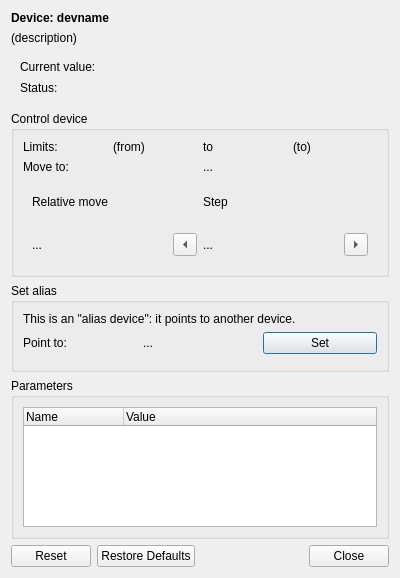
Above: nicos_ess/gui/panels/ui_files/devices_one.ui from ess-dmsc/nicos before the change. Below: the same form after it.
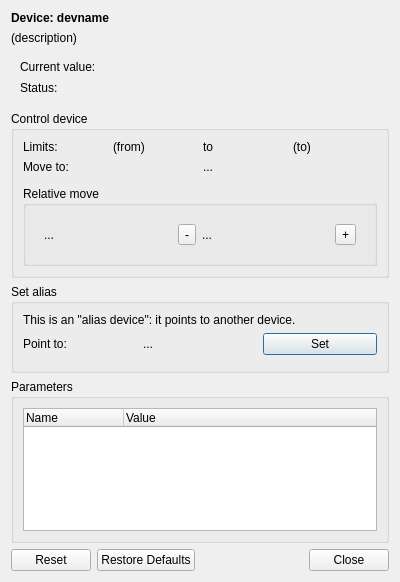
That is the form after the change. Icons and pictures are not drawn. Custom widgets are drawn as their Qt base class.

Commit message: chore(device dialog control): Add suggestions from feedback

```diff
--- a/nicos_ess/gui/panels/ui_files/devices_one.ui
+++ b/nicos_ess/gui/panels/ui_files/devices_one.ui
@@ -7,7 +7,7 @@
     <x>0</x>
     <y>0</y>
     <width>400</width>
-    <height>578</height>
+    <height>582</height>
    </rect>
   </property>
   <property name="sizePolicy">
@@ -211,31 +211,14 @@
        </widget>
       </item>
       <item>
-       <widget class="QFrame" name="relMove">
-        <property name="frameShape">
-         <enum>QFrame::NoFrame</enum>
+       <widget class="QGroupBox" name="relMoveGroup">
+        <property name="enabled">
+         <bool>true</bool>
         </property>
-        <property name="frameShadow">
-         <enum>QFrame::Raised</enum>
-        </property>
-        <layout class="QHBoxLayout" name="horizontalLayout_4">
-         <item>
-          <widget class="QLabel" name="label_13">
-           <property name="text">
+        <property name="title">
             <string>Relative move</string>
            </property>
-          </widget>
-         </item>
-         <item>
-          <widget class="QLabel" name="label_14">
-           <property name="text">
-            <string>Step</string>
-           </property>
-          </widget>
-         </item>
-        </layout>
-       </widget>
-      </item>
+        <layout class="QHBoxLayout" name="horizontalLayout_4">
       <item>
        <widget class="QFrame" name="relMovFrame">
         <property name="frameShape">
@@ -244,39 +227,54 @@
         <property name="frameShadow">
          <enum>QFrame::Raised</enum>
         </property>
-        <layout class="QHBoxLayout" name="horizontalLayout_3">
-         <item>
+           <layout class="QGridLayout" name="gridLayout_3">
+            <item row="0" column="0">
           <widget class="QLabel" name="label_15">
            <property name="text">
             <string>...</string>
            </property>
           </widget>
          </item>
-         <item>
+            <item row="0" column="1">
           <widget class="QToolButton" name="toolButtonMinus">
            <property name="text">
-            <string>...</string>
+               <string>-</string>
+              </property>
+              <property name="iconSize">
+               <size>
+                <width>32</width>
+                <height>32</height>
+               </size>
            </property>
            <property name="arrowType">
-            <enum>Qt::LeftArrow</enum>
+               <enum>Qt::NoArrow</enum>
            </property>
           </widget>
          </item>
-         <item>
+            <item row="0" column="2">
           <widget class="QLabel" name="label_16">
            <property name="text">
             <string>...</string>
            </property>
           </widget>
          </item>
-         <item>
+            <item row="0" column="3">
           <widget class="QToolButton" name="toolButtonPlus">
            <property name="text">
-            <string>...</string>
+               <string>+</string>
+              </property>
+              <property name="iconSize">
+               <size>
+                <width>32</width>
+                <height>32</height>
+               </size>
            </property>
            <property name="arrowType">
-            <enum>Qt::RightArrow</enum>
-           </property>
+               <enum>Qt::NoArrow</enum>
+              </property>
+             </widget>
+            </item>
+           </layout>
           </widget>
          </item>
         </layout>
```
Lines whose indentation alone changed are shown as unchanged. The commit also changes 1 other file.
